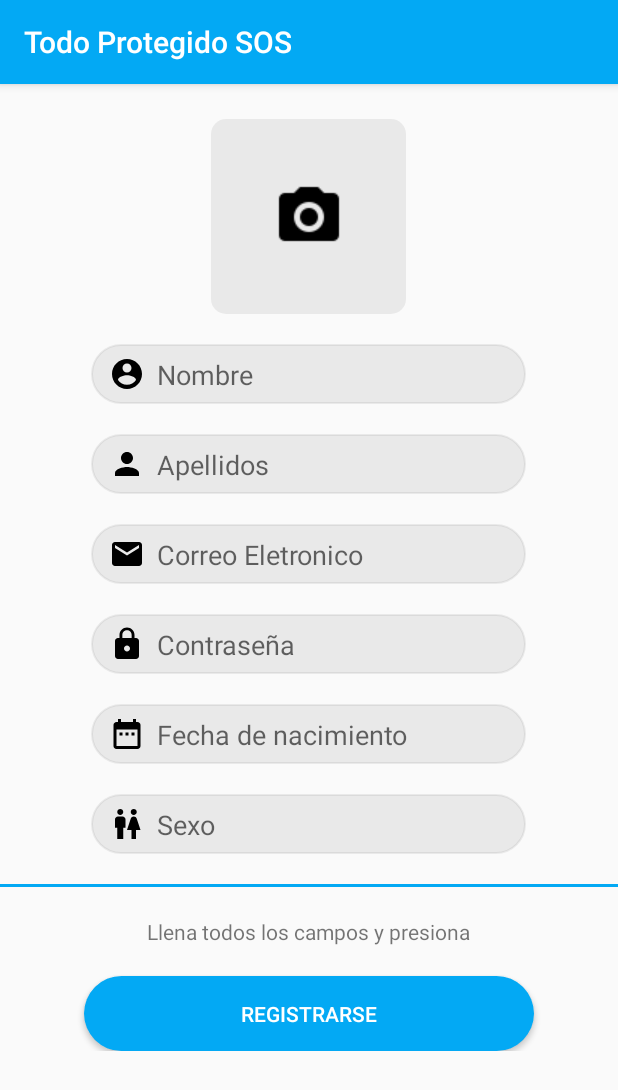
After one commit to joelchan24/proyecto_incidencias, an Android app: the registro screen opened directly, with no data from a screen before it, on a phone screen of 412 x 824 dp. The commit adds this screen. Shown: the top 1090 px of the screen. Run offline under Robolectric (Android 15) with nearby library versions, the phone set to English and light mode, and no system bars.

Commit message:
Registro Diseño

```diff
--- a/app/src/main/AndroidManifest.xml
+++ b/app/src/main/AndroidManifest.xml
@@ -8,13 +8,23 @@
         android:label="@string/app_name"
         android:roundIcon="@mipmap/ic_launcher_round"
         android:supportsRtl="true">
-        <activity android:name=".Login"  android:theme="@style/AppTheme"   android:screenOrientation="portrait">
+        <activity
+            android:name=".Login"
+            android:screenOrientation="portrait"
+            android:theme="@style/AppTheme">
             <intent-filter>
                 <action android:name="android.intent.action.MAIN" />
 
                 <category android:name="android.intent.category.LAUNCHER" />
             </intent-filter>
         </activity>
+        <activity android:name=".registro"
+
+
+            android:theme="@style/Registro" >
+
+
+        </activity>
     </application>
 
 </manifest>
--- a/app/src/main/java/com/example/joel/proyecto_incidencias/Login.java
+++ b/app/src/main/java/com/example/joel/proyecto_incidencias/Login.java
@@ -1,7 +1,10 @@
 package com.example.joel.proyecto_incidencias;
 
+import android.content.Intent;
 import android.support.v7.app.AppCompatActivity;
 import android.os.Bundle;
+import android.view.View;
+import android.widget.Button;
 
 public class Login extends AppCompatActivity {
 
@@ -9,8 +12,15 @@ public class Login extends AppCompatActivity {
     protected void onCreate(Bundle savedInstanceState) {
         super.onCreate(savedInstanceState);
         setContentView(R.layout.activity_login);
-        //jhjhjhjhjhjhjhjh
-        //lklkl
-        ////
+
+        Button btnRegistro = (Button) findViewById(R.id.btnregistrar);
+        btnRegistro.setOnClickListener(new View.OnClickListener() {
+            @Override
+            public void onClick(View view) {
+                Intent intent = new Intent(Login.this, registro.class);
+                startActivity(intent);
+            }
+        });
+
     }
 }
--- /dev/null
+++ b/app/src/main/java/com/example/joel/proyecto_incidencias/registro.java
@@ -0,0 +1,15 @@
+package com.example.joel.proyecto_incidencias;
+
+import android.support.v7.app.AppCompatActivity;
+import android.os.Bundle;
+
+public class registro extends AppCompatActivity {
+
+    @Override
+    protected void onCreate(Bundle savedInstanceState) {
+        super.onCreate(savedInstanceState);
+        setContentView(R.layout.activity_registro);
+
+
+    }
+}
--- /dev/null
+++ b/app/src/main/res/drawable/cv.xml
@@ -0,0 +1,8 @@
+<?xml version="1.0" encoding="utf-8"?>
+<shape xmlns:android="http://schemas.android.com/apk/res/android">
+    android:shape="rectangule";
+    <size android:width="50dp"        android:height="50dp"></size>
+    <corners android:radius="10dp"></corners>
+    <solid android:color="#11000000"></solid>
+
+</shape>
--- /dev/null
+++ b/app/src/main/res/drawable/ic_account_circle_black_24dp.xml
@@ -0,0 +1,9 @@
+<vector xmlns:android="http://schemas.android.com/apk/res/android"
+        android:width="24dp"
+        android:height="24dp"
+        android:viewportWidth="24.0"
+        android:viewportHeight="24.0">
+    <path
+        android:fillColor="#FF000000"
+        android:pathData="M12,2C6.48,2 2,6.48 2,12s4.48,10 10,10 10,-4.48 10,-10S17.52,2 12,2zM12,5c1.66,0 3,1.34 3,3s-1.34,3 -3,3 -3,-1.34 -3,-3 1.34,-3 3,-3zM12,19.2c-2.5,0 -4.71,-1.28 -6,-3.22 0.03,-1.99 4,-3.08 6,-3.08 1.99,0 5.97,1.09 6,3.08 -1.29,1.94 -3.5,3.22 -6,3.22z"/>
+</vector>
--- /dev/null
+++ b/app/src/main/res/drawable/ic_date_range_black_24dp.xml
@@ -0,0 +1,9 @@
+<vector xmlns:android="http://schemas.android.com/apk/res/android"
+        android:width="24dp"
+        android:height="24dp"
+        android:viewportWidth="24.0"
+        android:viewportHeight="24.0">
+    <path
+        android:fillColor="#FF000000"
+        android:pathData="M9,11L7,11v2h2v-2zM13,11h-2v2h2v-2zM17,11h-2v2h2v-2zM19,4h-1L18,2h-2v2L8,4L8,2L6,2v2L5,4c-1.11,0 -1.99,0.9 -1.99,2L3,20c0,1.1 0.89,2 2,2h14c1.1,0 2,-0.9 2,-2L21,6c0,-1.1 -0.9,-2 -2,-2zM19,20L5,20L5,9h14v11z"/>
+</vector>
--- /dev/null
+++ b/app/src/main/res/drawable/ic_person_black_24dp.xml
@@ -0,0 +1,9 @@
+<vector xmlns:android="http://schemas.android.com/apk/res/android"
+        android:width="24dp"
+        android:height="24dp"
+        android:viewportWidth="24.0"
+        android:viewportHeight="24.0">
+    <path
+        android:fillColor="#FF000000"
+        android:pathData="M12,12c2.21,0 4,-1.79 4,-4s-1.79,-4 -4,-4 -4,1.79 -4,4 1.79,4 4,4zM12,14c-2.67,0 -8,1.34 -8,4v2h16v-2c0,-2.66 -5.33,-4 -8,-4z"/>
+</vector>
--- /dev/null
+++ b/app/src/main/res/drawable/ic_wc_black_24dp.xml
@@ -0,0 +1,9 @@
+<vector xmlns:android="http://schemas.android.com/apk/res/android"
+        android:width="24dp"
+        android:height="24dp"
+        android:viewportWidth="24.0"
+        android:viewportHeight="24.0">
+    <path
+        android:fillColor="#FF000000"
+        android:pathData="M5.5,22v-7.5L4,14.5L4,9c0,-1.1 0.9,-2 2,-2h3c1.1,0 2,0.9 2,2v5.5L9.5,14.5L9.5,22h-4zM18,22v-6h3l-2.54,-7.63C18.18,7.55 17.42,7 16.56,7h-0.12c-0.86,0 -1.63,0.55 -1.9,1.37L12,16h3v6h3zM7.5,6c1.11,0 2,-0.89 2,-2s-0.89,-2 -2,-2 -2,0.89 -2,2 0.89,2 2,2zM16.5,6c1.11,0 2,-0.89 2,-2s-0.89,-2 -2,-2 -2,0.89 -2,2 0.89,2 2,2z"/>
+</vector>
--- /dev/null
+++ b/app/src/main/res/layout/activity_registro.xml
@@ -0,0 +1,153 @@
+<?xml version="1.0" encoding="utf-8"?>
+<RelativeLayout xmlns:android="http://schemas.android.com/apk/res/android"
+    xmlns:app="http://schemas.android.com/apk/res-auto"
+    xmlns:tools="http://schemas.android.com/tools"
+    android:layout_width="match_parent"
+    android:layout_height="match_parent"
+    tools:context="com.example.joel.proyecto_incidencias.registro">
+
+
+    <ScrollView
+        android:layout_width="match_parent"
+        android:layout_height="match_parent">
+
+
+        <RelativeLayout
+            android:layout_width="match_parent"
+            android:layout_height="wrap_content">
+
+            <ImageButton
+                android:id="@+id/imageButton"
+                android:layout_width="130dp"
+                android:layout_height="130dp"
+                android:layout_alignParentTop="true"
+                android:layout_centerHorizontal="true"
+                android:layout_marginTop="23dp"
+                app:srcCompat="@drawable/camera"
+                android:background="@drawable/cv"/>
+
+
+            <EditText
+                android:id="@+id/editText3"
+                android:layout_width="290dp"
+                android:layout_height="40dp"
+                android:layout_below="@+id/imageButton"
+                android:layout_centerHorizontal="true"
+                android:layout_marginTop="20dp"
+                android:drawablePadding="8dp"
+                android:drawableLeft="@drawable/ic_account_circle_black_24dp"
+                android:background="@drawable/radiuscorner"
+                android:ems="10"
+                android:inputType="textPersonName"
+                android:hint="Nombre" />
+            <EditText
+                android:id="@+id/editText4"
+                android:layout_width="290dp"
+                android:layout_height="40dp"
+                android:layout_below="@+id/editText3"
+                android:layout_centerHorizontal="true"
+                android:layout_marginTop="20dp"
+                android:drawablePadding="8dp"
+                android:drawableLeft="@drawable/ic_person_black_24dp"
+                android:background="@drawable/radiuscorner"
+                android:ems="10"
+                android:inputType="textPersonName"
+                android:hint="Apellidos" />
+
+            <EditText
+                android:id="@+id/editText5"
+                android:layout_width="290dp"
+                android:layout_height="40dp"
+                android:layout_below="@+id/editText4"
+                android:layout_centerHorizontal="true"
+                android:layout_marginTop="20dp"
+                android:drawablePadding="8dp"
+                android:drawableLeft="@drawable/ic_email_black_24dp"
+                android:background="@drawable/radiuscorner"
+                android:ems="10"
+                android:inputType="textEmailAddress"
+                android:hint="Correo Eletronico" />
+
+            <EditText
+                android:id="@+id/editText6"
+                android:layout_width="290dp"
+                android:layout_height="40dp"
+                android:layout_below="@+id/editText5"
+                android:layout_centerHorizontal="true"
+                android:layout_marginTop="20dp"
+                android:drawablePadding="8dp"
+                android:drawableLeft="@drawable/ic_lock_black_24dp"
+                android:background="@drawable/radiuscorner"
+                android:ems="10"
+                android:inputType="textPersonName"
+                android:hint="Contraseña" />
+
+
+
+
+            <EditText
+                android:id="@+id/editText8"
+                android:layout_width="290dp"
+                android:layout_height="40dp"
+                android:layout_below="@+id/editText6"
+                android:layout_centerHorizontal="true"
+                android:layout_marginTop="20dp"
+                android:drawablePadding="8dp"
+                android:drawableLeft="@drawable/ic_date_range_black_24dp"
+                android:background="@drawable/radiuscorner"
+                android:ems="10"
+                android:inputType="date"
+                android:hint="Fecha de nacimiento" />
+
+
+            <EditText
+                android:id="@+id/editText9"
+                android:layout_width="290dp"
+                android:layout_height="40dp"
+                android:layout_below="@+id/editText8"
+                android:layout_centerHorizontal="true"
+                android:layout_marginTop="20dp"
+                android:drawablePadding="8dp"
+                android:drawableLeft="@drawable/ic_wc_black_24dp"
+                android:background="@drawable/radiuscorner"
+                android:ems="10"
+                android:inputType="textPersonName"
+                android:hint="Sexo" />
+            <View
+                android:id="@+id/view"
+                android:layout_width="fill_parent"
+                android:layout_height="2dp"
+                android:layout_alignParentStart="true"
+                android:layout_below="@+id/editText9"
+                android:layout_marginTop="20dp"
+                android:background="#03A9F4" />
+            android:background="#03A9F4" />
+            <TextView
+                android:id="@+id/view2"
+                android:layout_width="wrap_content"
+                android:layout_height="wrap_content"
+                android:layout_below="@+id/view"
+                android:layout_centerHorizontal="true"
+                android:layout_marginTop="20dp"
+                android:text="Llena todos los campos y presiona" />
+            <Button
+                android:id="@+id/buttonregi"
+                android:layout_width="300dp"
+                android:layout_height="wrap_content"
+                android:layout_below="@+id/view2"
+                android:layout_centerHorizontal="true"
+                android:layout_marginTop="20dp"
+                android:background="@drawable/botonshape"
+                android:text="registrarse"
+                android:textColor="@android:color/white" />
+
+
+
+        </RelativeLayout>
+
+
+
+
+    </ScrollView>
+
+</RelativeLayout>
--- a/app/src/main/res/values/styles.xml
+++ b/app/src/main/res/values/styles.xml
@@ -8,4 +8,11 @@
         <item name="colorAccent">#03A9F4</item>
     </style>
 
+    <style name="Registro" parent="Theme.AppCompat.Light.DarkActionBar">
+        <!-- Customize your theme here. -->
+        <item name="colorPrimary">#03A9F4</item>
+        <item name="colorPrimaryDark">#0288D1</item>
+        <item name="colorAccent">#03A9F4</item>
+    </style>
+
 </resources>
```
Also changed, not shown: app/src/main/res/drawable/camera.png (added).
